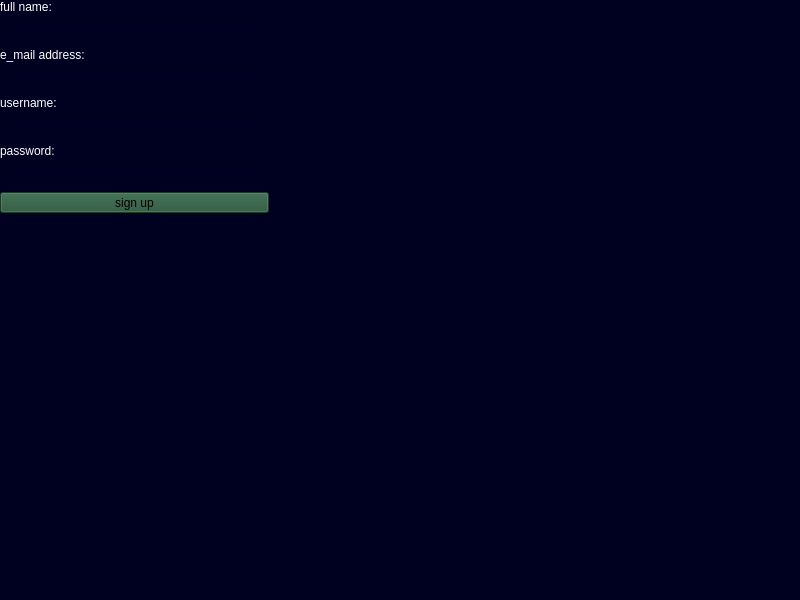
Old version of the form sign up.ui in the repository ParsaDevpy/wallet_project.
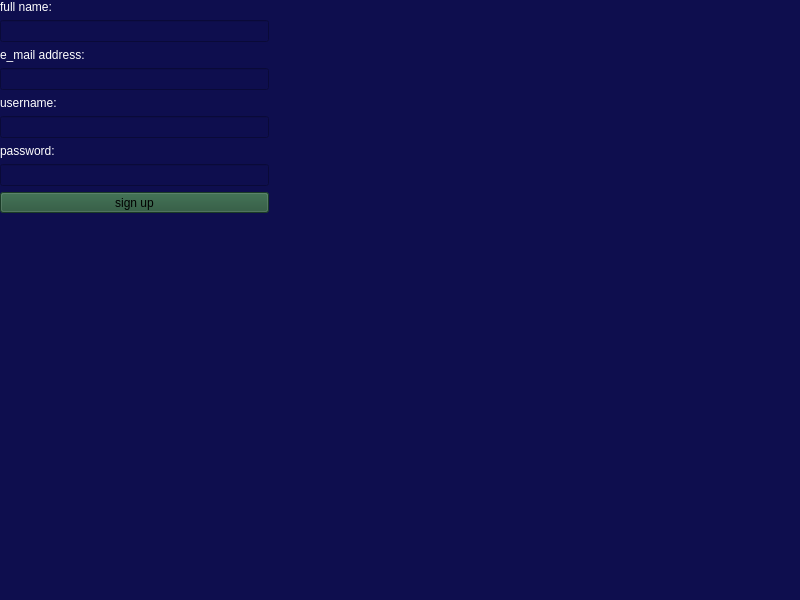
New version of the form.

```diff
--- a/sign up.ui
+++ b/sign up.ui
@@ -14,10 +14,10 @@
    <string>MainWindow</string>
   </property>
   <property name="styleSheet">
-   <string notr="true">background-color: #000020</string>
+   <string notr="true">background-color:#0e0e4e</string>
   </property>
   <widget class="QWidget" name="centralwidget">
-   <widget class="QWidget" name="">
+   <widget class="QWidget" name="layoutWidget">
     <property name="geometry">
      <rect>
       <x>0</x>
```
